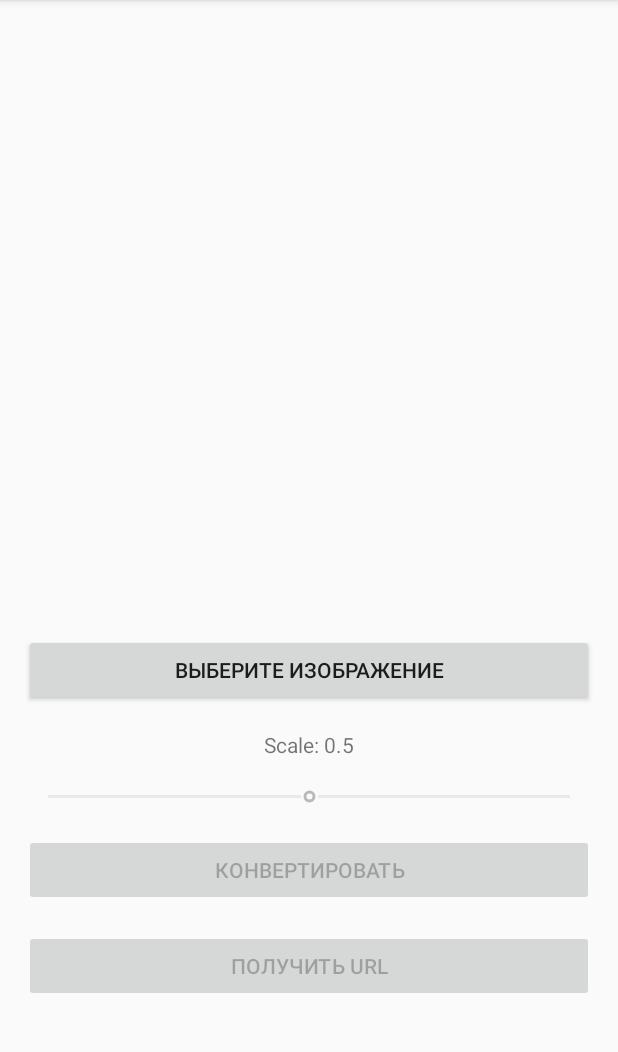
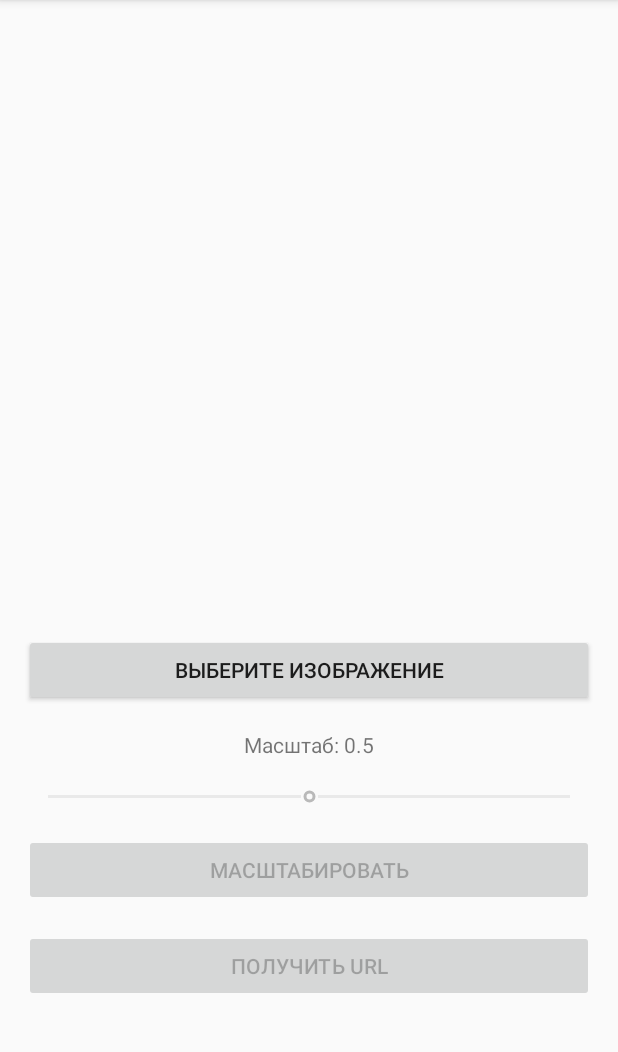
Before and after one commit to azmbekk/NoveltyTest, an Android app: the ImageActivity screen opened directly, with no data from a screen before it, on a phone screen of 412 x 824 dp, the part 84-1136 px from its top. Run offline under Robolectric (Android 15) with nearby library versions, the phone set to English and light mode, and no system bars; libraries missing offline, so code that uses them is left out: io.grpc.okhttp, kz.novelty.grpc; pictures from the network do not load; 3 statements that could not run were skipped.

```diff
--- a/app/src/main/java/com/novelty/test/ImageActivity.kt
+++ b/app/src/main/java/com/novelty/test/ImageActivity.kt
@@ -38,7 +38,7 @@ class ImageActivity : AppCompatActivity(), View.OnClickListener {
             .usePlaintext()
             .build()
 
-        tv_seek.text = "Scale: $scaleValue"
+        tv_seek.text = "Масштаб: $scaleValue"
 
 
         //Инизиализируем обработчик ImageScaler
--- a/app/src/main/res/layout/activity_image.xml
+++ b/app/src/main/res/layout/activity_image.xml
@@ -93,7 +93,7 @@
         android:layout_marginStart="16dp"
         android:layout_marginEnd="16dp"
         android:layout_marginBottom="16dp"
-        android:text="Конвертировать"
+        android:text="Масштабировать"
         app:layout_constraintBottom_toTopOf="@+id/bt_get_url"
         app:layout_constraintEnd_toEndOf="parent"
         app:layout_constraintStart_toStartOf="parent" />
```
